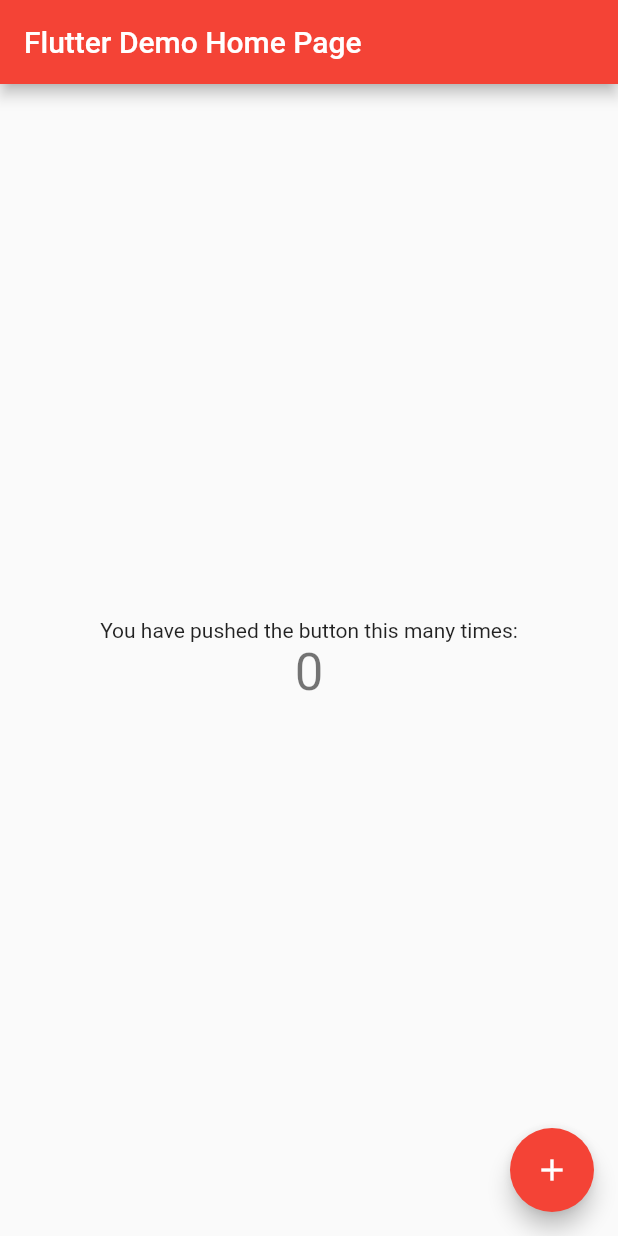
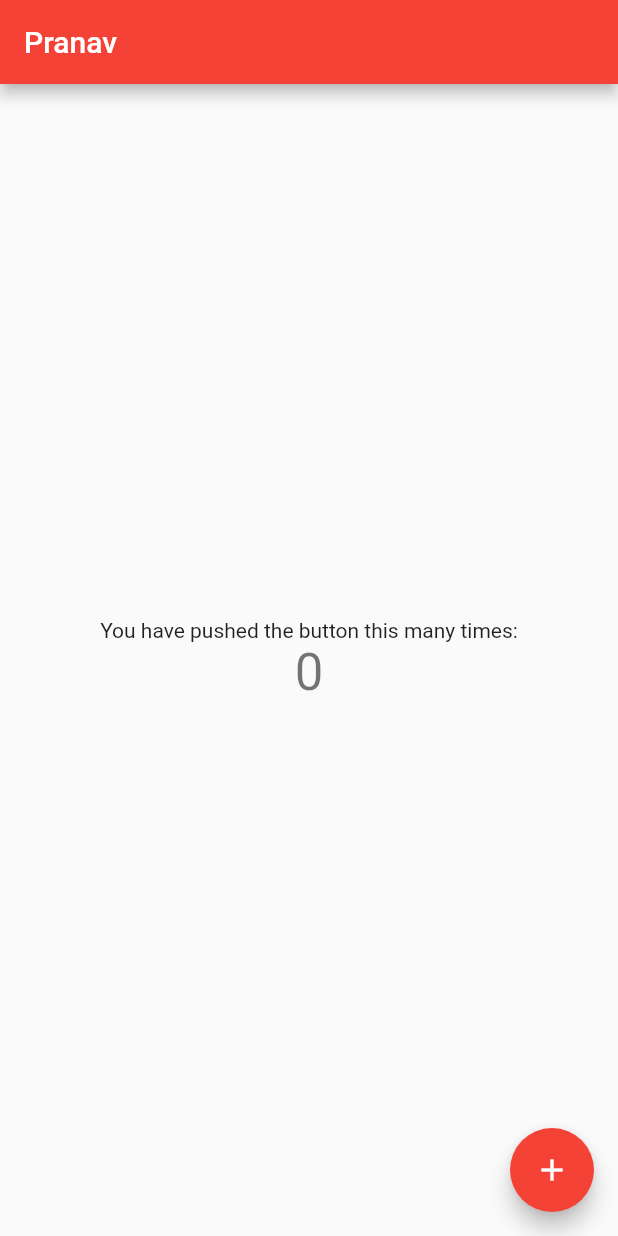
Before and after one commit to Pranavbasavena20/login_app, a Flutter app: the screen it shows after launch, on a phone screen of 412 x 824 dp. Run offline on Flutter 3.47's test engine with Material 2 defaults, Android fonts, the phone set to English and light mode, and no system bars.

Commit message:
Pranav Branch

```diff
--- a/lib/main.dart
+++ b/lib/main.dart
@@ -24,7 +24,7 @@ class MyApp extends StatelessWidget {
         // is not restarted.
         primarySwatch: Colors.red,
       ),
-      home: const MyHomePage(title: 'Flutter Demo Home Page'),
+      home: const MyHomePage(title: 'Pranav'),
     );
   }
 }
```
